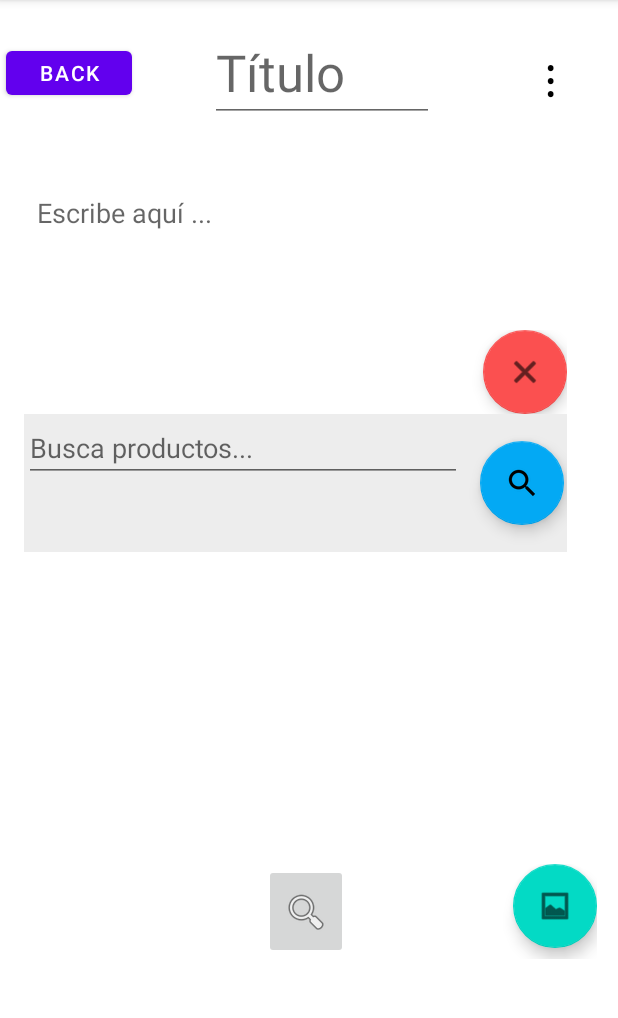
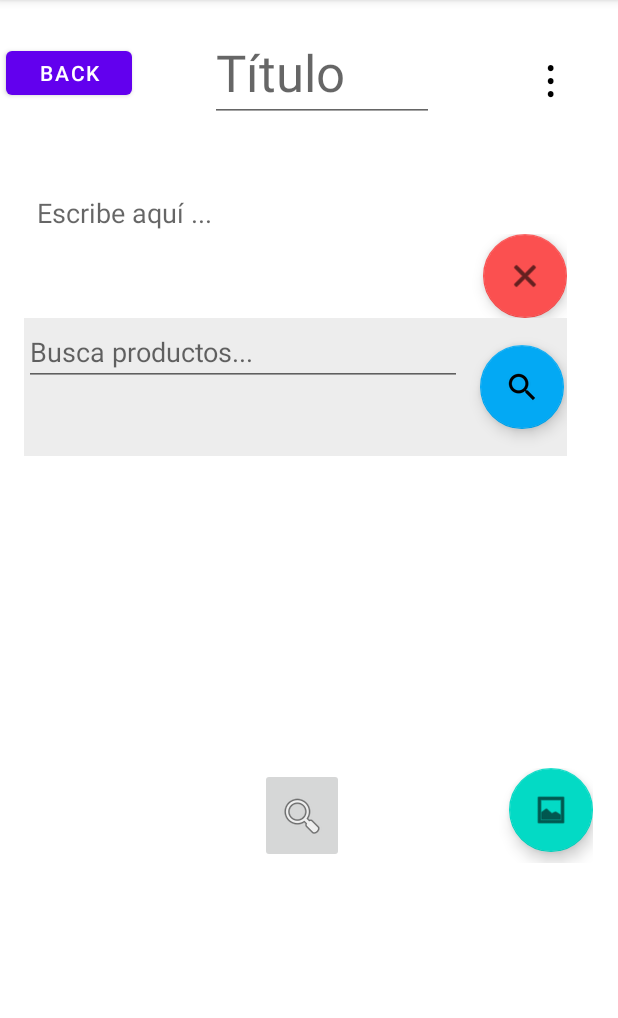
Before and after one commit to bdmariobd/takethatproduct, an Android app: the NoteTotalViewActivity screen opened directly, with no data from a screen before it, after a tap on an icon or button, on a phone screen of 412 x 824 dp, the part 84-1102 px from its top. Run offline under Robolectric (Android 15) with nearby library versions, the phone set to English and light mode, and no system bars; pictures from the network do not load.

Commit message:
Revert "Revert "Arreglo del miercoles""
This reverts commit f45e288267dbd795a4dcb0b1e741f4bc17c0c6d1.

```diff
--- a/app/src/main/java/es/ucm/fdi/takethatproduct/NoteTotalViewActivity.java
+++ b/app/src/main/java/es/ucm/fdi/takethatproduct/NoteTotalViewActivity.java
@@ -115,7 +115,7 @@ public class NoteTotalViewActivity extends AppCompatActivity {
             @Override
             public void onClick(View v) {
                 FragmentManager fragmentManager = getSupportFragmentManager();
-                if (fragmentManager.getFragments() ==null || fragmentManager.getFragments().size()==0){
+                if (fragmentManager.getFragments() ==null || fragmentManager.getFragments().size()==0 || fragmentManager.getFragments().size() ==1){
                     FragmentTransaction fragmentTransaction = fragmentManager.beginTransaction();
                     searchAmazonProductsFragment fragment = new searchAmazonProductsFragment();
                     fragmentTransaction.add(R.id.searchProductsFragmentContainer, fragment);
--- a/app/src/main/java/es/ucm/fdi/takethatproduct/integration/product/DAOProduct.java
+++ b/app/src/main/java/es/ucm/fdi/takethatproduct/integration/product/DAOProduct.java
@@ -7,6 +7,7 @@ import androidx.room.Query;
 import androidx.room.Update;
 
 import java.util.List;
+
 
 @Dao
 public interface DAOProduct {
--- a/app/src/main/res/layout-land/fragment_search_amazon_products.xml
+++ b/app/src/main/res/layout-land/fragment_search_amazon_products.xml
@@ -30,6 +30,8 @@
                 android:id="@+id/closeSearchFragment"
                 android:layout_width="325dp"
                 android:layout_height="wrap_content"
+                android:layout_marginEnd="36dp"
+                android:layout_marginRight="36dp"
                 android:clickable="true"
                 android:src="@android:drawable/ic_menu_close_clear_cancel"
                 app:backgroundTint="#FB5050"
--- a/app/src/main/res/layout-land/note_total_view.xml
+++ b/app/src/main/res/layout-land/note_total_view.xml
@@ -29,11 +29,13 @@
         android:id="@+id/noteTotalViewBarWithButtons"
         android:layout_width="681dp"
         android:layout_height="62dp"
+        android:layout_marginEnd="16dp"
+        android:layout_marginRight="16dp"
         android:background="#FFFFFF"
         android:gravity="end"
         android:orientation="horizontal"
         app:layout_constraintBottom_toBottomOf="parent"
-        tools:layout_editor_absoluteX="25dp">
+        app:layout_constraintEnd_toEndOf="parent">
 
         <ImageButton
             android:id="@+id/noteTotalViewSearchAPIButton"
@@ -44,7 +46,7 @@
 
         <com.google.android.material.floatingactionbutton.FloatingActionButton
             android:id="@+id/noteTotalViewAddElementsButton"
-            android:layout_width="wrap_content"
+            android:layout_width="85dp"
             android:layout_height="wrap_content"
             android:clickable="true"
             app:srcCompat="@android:drawable/ic_menu_gallery" />
--- a/app/src/main/res/layout/note_total_view.xml
+++ b/app/src/main/res/layout/note_total_view.xml
@@ -29,14 +29,11 @@
         android:id="@+id/noteTotalViewBarWithButtons"
         android:layout_width="381dp"
         android:layout_height="63dp"
-        android:layout_marginStart="16dp"
-        android:layout_marginLeft="16dp"
-        android:layout_marginTop="576dp"
-        android:layout_marginEnd="14dp"
-        android:layout_marginRight="14dp"
+        android:layout_marginTop="512dp"
         android:gravity="end"
         android:orientation="horizontal"
         app:layout_constraintEnd_toEndOf="parent"
+        app:layout_constraintHorizontal_bias="0.466"
         app:layout_constraintStart_toStartOf="parent"
         app:layout_constraintTop_toTopOf="parent">
 
```
Also changed, not shown: 1 other file.
